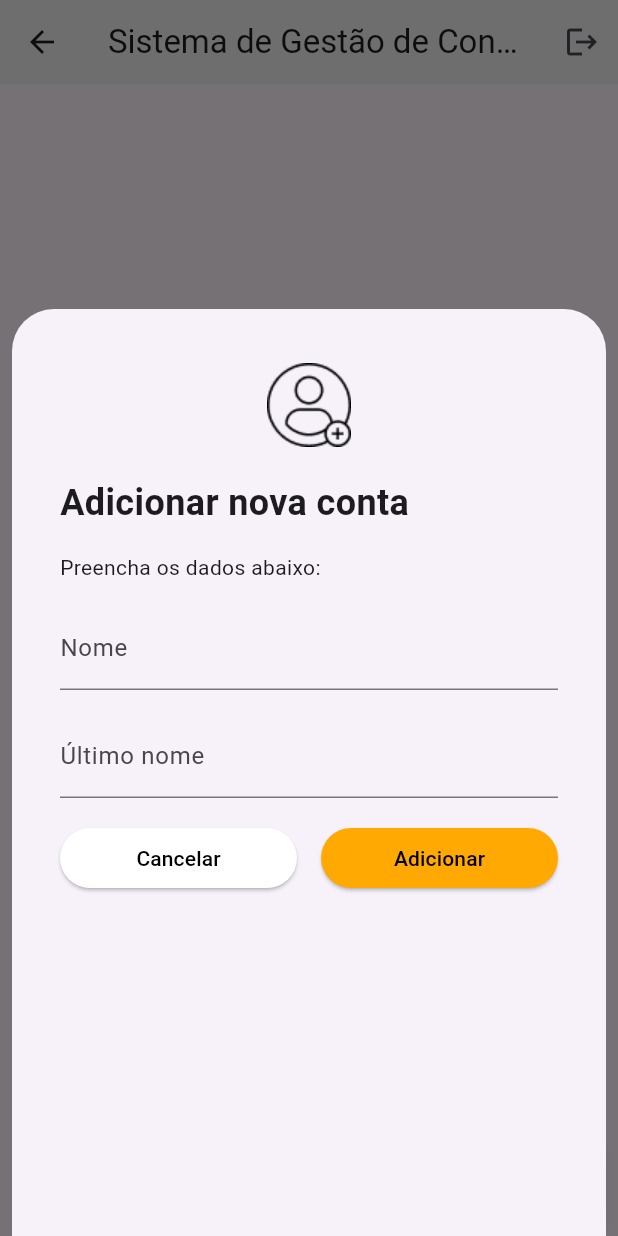
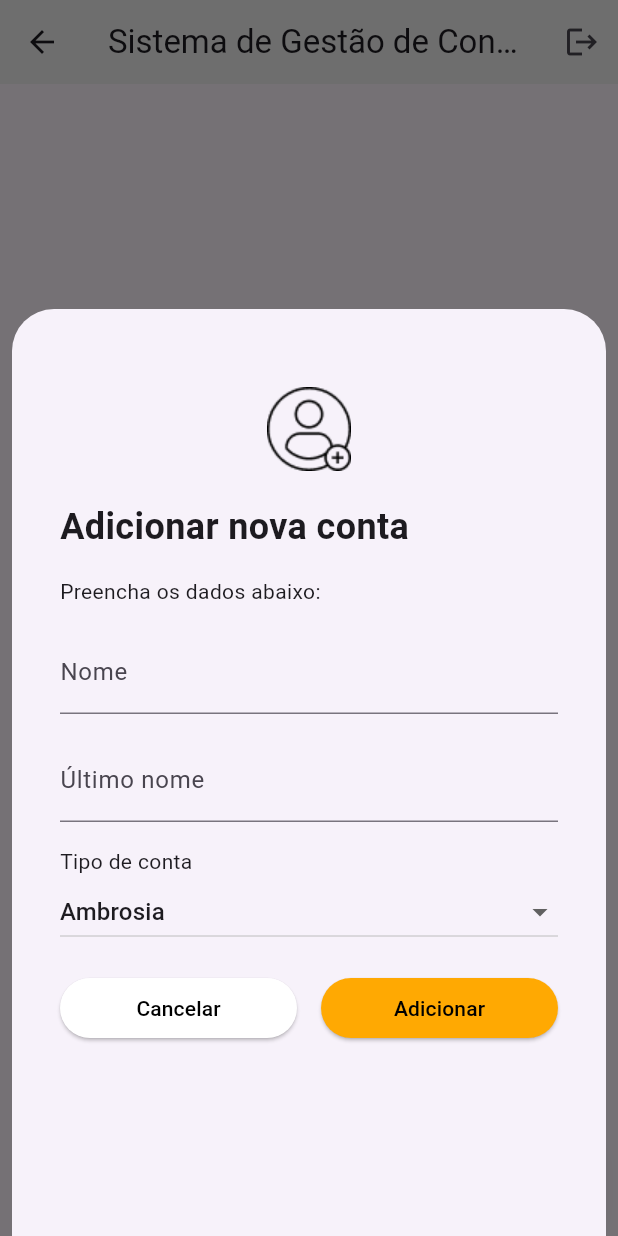
Before and after one commit to andrericardodev/flutter_banco_douro_alura, a Flutter app: the HomeScreen screen opened by its route, after a tap on the "add" icon, on a phone screen of 412 x 824 dp. Run offline on Flutter 3.47's test engine with Material 3 defaults, Android fonts, the phone set to English and light mode, and no system bars; network calls fail.

Commit message:
Altera modal de adicionar conta para StatefulWidget e adiciona seleção de tipo de conta

```diff
--- a/lib/ui/widgets/add_account_modal.dart
+++ b/lib/ui/widgets/add_account_modal.dart
@@ -1,19 +1,33 @@
 import 'package:flutter/material.dart';
 import 'package:flutter_banco_douro/ui/styles/colors.dart';
 
-class AddAccountModal extends StatelessWidget {
+class AddAccountModal extends StatefulWidget {
   const AddAccountModal({super.key});
+
+  @override
+  State<AddAccountModal> createState() => _AddAccountModalState();
+}
+
+class _AddAccountModalState extends State<AddAccountModal> {
+  String _accountType = "AMBROSIA";
 
   @override
   Widget build(BuildContext context) {
     return Container(
       height: MediaQuery.of(context).size.height * 0.75,
       width: MediaQuery.of(context).size.width - 16,
-      padding: const EdgeInsets.fromLTRB(32, 32, 32, 0),
+      padding: EdgeInsets.only(
+        top: 0,
+        left: 32,
+        right: 32,
+        bottom: MediaQuery.of(context).viewInsets.bottom,
+      ),
+      child: SingleChildScrollView(
         child: Column(
           crossAxisAlignment: CrossAxisAlignment.stretch,
           spacing: 16,
           children: [
+            SizedBox(height: 32),
             Image.asset(
               "assets/images/icon_add_account.png",
               height: 64,
@@ -41,6 +55,41 @@ class AddAccountModal extends StatelessWidget {
                 labelText: "Último nome",
               ),
             ),
+            Column(
+              crossAxisAlignment: CrossAxisAlignment.stretch,
+              children: [
+                Text("Tipo de conta"),
+                DropdownButton<String>(
+                  value: _accountType,
+                  isExpanded: true,
+                  items: [
+                    DropdownMenuItem(
+                      value: "AMBROSIA",
+                      child: Text("Ambrosia"),
+                    ),
+                    DropdownMenuItem(
+                      value: "CANJICA",
+                      child: Text("Canjica"),
+                    ),
+                    DropdownMenuItem(
+                      value: "PUDIM",
+                      child: Text("Pudim"),
+                    ),
+                    DropdownMenuItem(
+                      value: "BRIGADEIRO",
+                      child: Text("Brigadeiro"),
+                    ),
+                  ],
+                  onChanged: (value) {
+                    if (value != null) {
+                      setState(() {
+                        _accountType = value;
+                      });
+                    }
+                  },
+                ),
+              ],
+            ),
             Row(
               spacing: 16,
               children: [
@@ -59,7 +108,8 @@ class AddAccountModal extends StatelessWidget {
                 Expanded(
                   child: ElevatedButton(
                     style: ButtonStyle(
-                    backgroundColor: WidgetStatePropertyAll(AppColors.primary),
+                      backgroundColor:
+                          WidgetStatePropertyAll(AppColors.primary),
                     ),
                     onPressed: () {},
                     child: Text(
@@ -72,6 +122,7 @@ class AddAccountModal extends StatelessWidget {
             )
           ],
         ),
+      ),
     );
   }
 }
```
Lines whose indentation alone changed are shown as unchanged.
